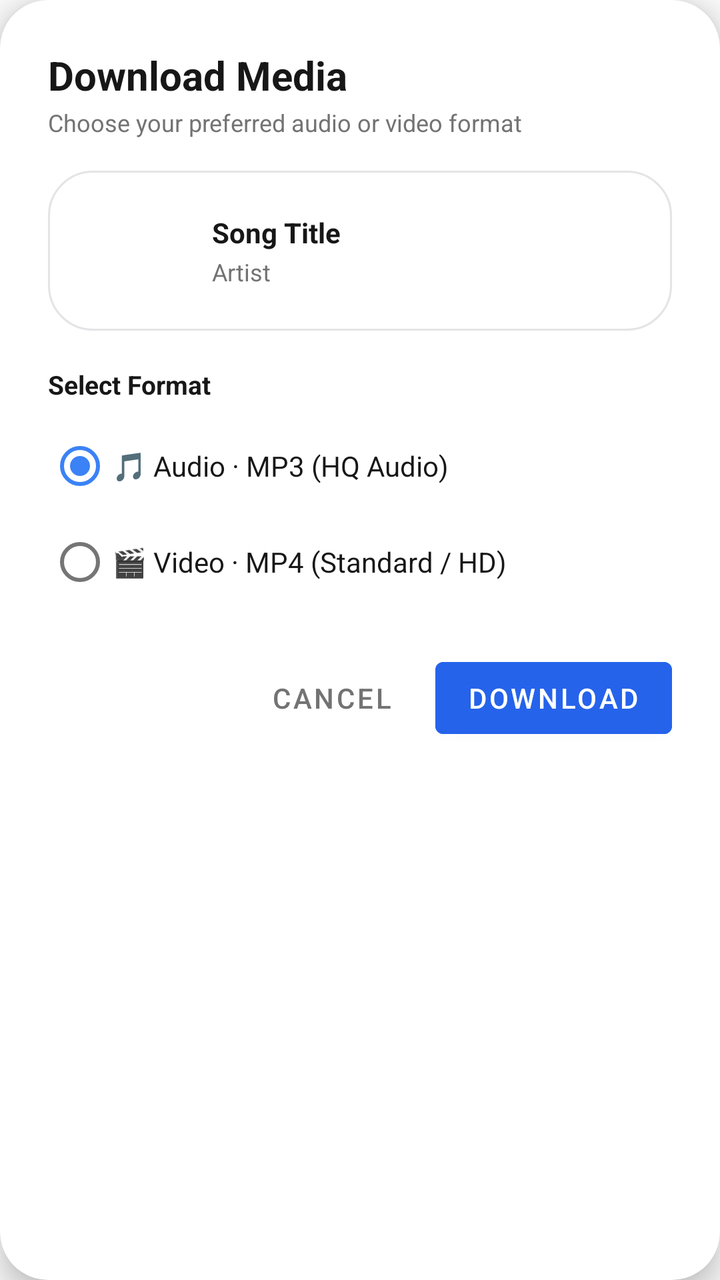
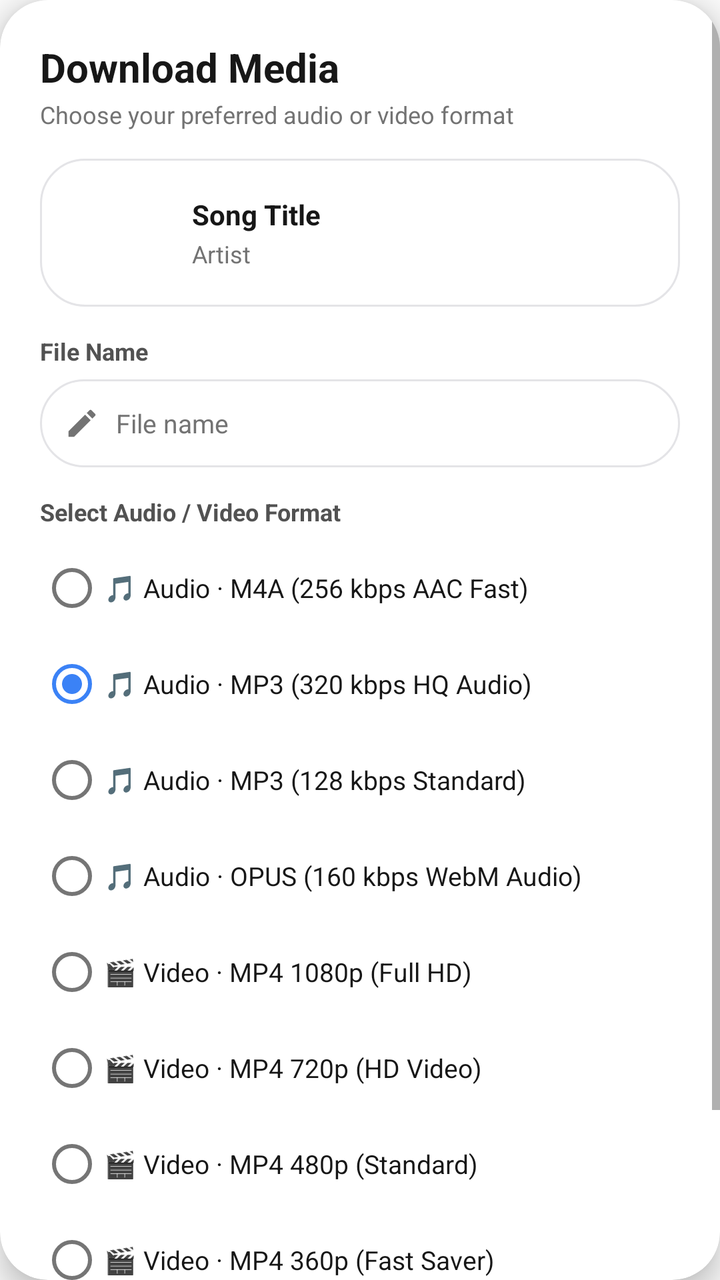

Two renders of the same Android screen: before a commit and after it. Below are the layout's source before the change and the commit's diff.
<!-- AndroidManifest.xml: application theme Theme.Zez -->
<!-- res/layout/dialog_music_download.xml -->
<?xml version="1.0" encoding="utf-8"?>
<androidx.cardview.widget.CardView xmlns:android="http://schemas.android.com/apk/res/android"
    xmlns:app="http://schemas.android.com/apk/res-auto"
    android:layout_width="match_parent"
    android:layout_height="wrap_content"
    android:layout_margin="20dp"
    app:cardCornerRadius="24dp"
    app:cardElevation="8dp"
    app:cardBackgroundColor="@color/theme_surface">

    <LinearLayout
        android:layout_width="match_parent"
        android:layout_height="wrap_content"
        android:orientation="vertical"
        android:padding="24dp">

        <TextView
            android:layout_width="wrap_content"
            android:layout_height="wrap_content"
            android:text="Download Media"
            android:textSize="20sp"
            android:textStyle="bold"
            android:textColor="@color/theme_text_primary" />

        <TextView
            android:layout_width="wrap_content"
            android:layout_height="wrap_content"
            android:text="Choose your preferred audio or video format"
            android:textSize="12sp"
            android:textColor="@color/theme_text_muted"
            android:layout_marginTop="2dp" />

        <LinearLayout
            android:layout_width="match_parent"
            android:layout_height="wrap_content"
            android:orientation="horizontal"
            android:gravity="center_vertical"
            android:layout_marginTop="16dp"
            android:background="@drawable/bg_search_input"
            android:padding="10dp">

            <androidx.cardview.widget.CardView
                android:layout_width="60dp"
                android:layout_height="60dp"
                app:cardCornerRadius="12dp"
                app:cardElevation="0dp">

                <ImageView
                    android:id="@+id/iv_download_thumb"
                    android:layout_width="match_parent"
                    android:layout_height="match_parent"
                    android:scaleType="centerCrop" />
            </androidx.cardview.widget.CardView>

            <LinearLayout
                android:layout_width="0dp"
                android:layout_height="wrap_content"
                android:layout_weight="1"
                android:orientation="vertical"
                android:layout_marginStart="12dp">

                <TextView
                    android:id="@+id/tv_download_title"
                    android:layout_width="match_parent"
                    android:layout_height="wrap_content"
                    android:text="Song Title"
                    android:textSize="14sp"
                    android:textStyle="bold"
                    android:textColor="@color/theme_text_primary"
                    android:maxLines="2"
                    android:ellipsize="end" />

                <TextView
                    android:id="@+id/tv_download_artist"
                    android:layout_width="match_parent"
                    android:layout_height="wrap_content"
                    android:text="Artist"
                    android:textSize="12sp"
                    android:textColor="@color/theme_text_muted"
                    android:maxLines="1"
                    android:ellipsize="end"
                    android:layout_marginTop="2dp" />
            </LinearLayout>
        </LinearLayout>

        <TextView
            android:layout_width="wrap_content"
            android:layout_height="wrap_content"
            android:text="Select Format"
            android:textSize="13sp"
            android:textStyle="bold"
            android:textColor="@color/theme_text_primary"
            android:layout_marginTop="18dp" />

        <RadioGroup
            android:id="@+id/rg_download_format"
            android:layout_width="match_parent"
            android:layout_height="wrap_content"
            android:orientation="vertical"
            android:layout_marginTop="8dp">

            <RadioButton
                android:id="@+id/rb_format_mp3"
                android:layout_width="match_parent"
                android:layout_height="wrap_content"
                android:text="🎵 Audio · MP3 (HQ Audio)"
                android:textSize="14sp"
                android:textColor="@color/theme_text_primary"
                android:checked="true"
                android:paddingVertical="6dp" />

            <RadioButton
                android:id="@+id/rb_format_mp4"
                android:layout_width="match_parent"
                android:layout_height="wrap_content"
                android:text="🎬 Video · MP4 (Standard / HD)"
                android:textSize="14sp"
                android:textColor="@color/theme_text_primary"
                android:paddingVertical="6dp" />
        </RadioGroup>

        <LinearLayout
            android:layout_width="match_parent"
            android:layout_height="wrap_content"
            android:orientation="horizontal"
            android:gravity="end"
            android:layout_marginTop="20dp">

            <Button
                android:id="@+id/btn_download_cancel"
                style="@style/Widget.MaterialComponents.Button.TextButton"
                android:layout_width="wrap_content"
                android:layout_height="wrap_content"
                android:text="Cancel"
                android:textColor="@color/theme_text_muted" />

            <Button
                android:id="@+id/btn_download_start"
                android:layout_width="wrap_content"
                android:layout_height="wrap_content"
                android:layout_marginStart="8dp"
                android:text="Download"
                android:backgroundTint="@color/primary"
                android:textColor="@android:color/white" />
        </LinearLayout>
    </LinearLayout>
</androidx.cardview.widget.CardView>
<!-- resources referenced by this layout -->
<resources>
  <color name="primary">#2563EB</color>
  <color name="theme_surface">#FFFFFF</color>
  <color name="theme_text_muted">#737373</color>
  <color name="theme_text_primary">#171717</color>
  <!-- drawable bg_search_input (drawable) -->
  <?xml version="1.0" encoding="utf-8"?>
  <shape xmlns:android="http://schemas.android.com/apk/res/android"
      android:shape="rectangle">
      <corners android:radius="22dp" />
      <solid android:color="@color/theme_surface" />
      <stroke
          android:width="1dp"
          android:color="@color/theme_card_border" />
  </shape>
  <style name="Theme.Zez" parent="Theme.MaterialComponents.DayNight.NoActionBar">
          <item name="colorPrimary">@color/primary</item>
          <item name="colorPrimaryDark">@color/primary_dark</item>
          <item name="colorAccent">@color/accent</item>
          <item name="android:windowBackground">@color/theme_background</item>
          <item name="colorSurface">@color/theme_surface</item>
      </style>
  <color name="theme_card_border">#E4E4E7</color>
  <color name="primary_dark">#1D4ED8</color>
  <color name="accent">#3B82F6</color>
  <color name="theme_background">#FAFAFA</color>
</resources>

<!-- the commit's change to res/layout/dialog_music_download.xml (unified diff, before → after) -->
@@ -3,145 +3,248 @@
     xmlns:app="http://schemas.android.com/apk/res-auto"
     android:layout_width="match_parent"
     android:layout_height="wrap_content"
-    android:layout_margin="20dp"
+    android:layout_margin="16dp"
     app:cardCornerRadius="24dp"
     app:cardElevation="8dp"
     app:cardBackgroundColor="@color/theme_surface">
 
-    <LinearLayout
+    <ScrollView
         android:layout_width="match_parent"
         android:layout_height="wrap_content"
-        android:orientation="vertical"
-        android:padding="24dp">
-
-        <TextView
-            android:layout_width="wrap_content"
-            android:layout_height="wrap_content"
-            android:text="Download Media"
-            android:textSize="20sp"
-            android:textStyle="bold"
-            android:textColor="@color/theme_text_primary" />
-
-        <TextView
-            android:layout_width="wrap_content"
-            android:layout_height="wrap_content"
-            android:text="Choose your preferred audio or video format"
-            android:textSize="12sp"
-            android:textColor="@color/theme_text_muted"
-            android:layout_marginTop="2dp" />
+        android:maxHeight="520dp">
 
         <LinearLayout
             android:layout_width="match_parent"
             android:layout_height="wrap_content"
-            android:orientation="horizontal"
-            android:gravity="center_vertical"
-            android:layout_marginTop="16dp"
-            android:background="@drawable/bg_search_input"
-            android:padding="10dp">
-
-            <androidx.cardview.widget.CardView
-                android:layout_width="60dp"
-                android:layout_height="60dp"
-                app:cardCornerRadius="12dp"
-                app:cardElevation="0dp">
+            android:orientation="vertical"
+            android:padding="20dp">
+
+            <TextView
+                android:layout_width="wrap_content"
+                android:layout_height="wrap_content"
+                android:text="Download Media"
+                android:textSize="20sp"
+                android:textStyle="bold"
+                android:textColor="@color/theme_text_primary" />
+
+            <TextView
+                android:layout_width="wrap_content"
+                android:layout_height="wrap_content"
+                android:text="Choose your preferred audio or video format"
+                android:textSize="12sp"
+                android:textColor="@color/theme_text_muted"
+                android:layout_marginTop="2dp" />
+
+            
+            <LinearLayout
+                android:layout_width="match_parent"
+                android:layout_height="wrap_content"
+                android:orientation="horizontal"
+                android:gravity="center_vertical"
+                android:layout_marginTop="14dp"
+                android:background="@drawable/bg_search_input"
+                android:padding="10dp">
+
+                <androidx.cardview.widget.CardView
+                    android:layout_width="54dp"
+                    android:layout_height="54dp"
+                    app:cardCornerRadius="10dp"
+                    app:cardElevation="0dp">
+
+                    <ImageView
+                        android:id="@+id/iv_download_thumb"
+                        android:layout_width="match_parent"
+                        android:layout_height="match_parent"
+                        android:scaleType="centerCrop" />
+                </androidx.cardview.widget.CardView>
+
+                <LinearLayout
+                    android:layout_width="0dp"
+                    android:layout_height="wrap_content"
+                    android:layout_weight="1"
+                    android:orientation="vertical"
+                    android:layout_marginStart="12dp">
+
+                    <TextView
+                        android:id="@+id/tv_download_title"
+                        android:layout_width="match_parent"
+                        android:layout_height="wrap_content"
+                        android:text="Song Title"
+                        android:textSize="14sp"
+                        android:textStyle="bold"
+                        android:textColor="@color/theme_text_primary"
+                        android:maxLines="1"
+                        android:ellipsize="end" />
+
+                    <TextView
+                        android:id="@+id/tv_download_artist"
+                        android:layout_width="match_parent"
+                        android:layout_height="wrap_content"
+                        android:text="Artist"
+                        android:textSize="12sp"
+                        android:textColor="@color/theme_text_muted"
+                        android:maxLines="1"
+                        android:ellipsize="end"
+                        android:layout_marginTop="2dp" />
+                </LinearLayout>
+            </LinearLayout>
+
+            
+            <TextView
+                android:layout_width="wrap_content"
+                android:layout_height="wrap_content"
+                android:text="File Name"
+                android:textSize="12sp"
+                android:textStyle="bold"
+                android:textColor="@color/theme_text_secondary"
+                android:layout_marginTop="14dp" />
+
+            <LinearLayout
+                android:layout_width="match_parent"
+                android:layout_height="44dp"
+                android:orientation="horizontal"
+                android:gravity="center_vertical"
+                android:background="@drawable/bg_search_input"
+                android:paddingHorizontal="12dp"
+                android:layout_marginTop="6dp">
 
                 <ImageView
-                    android:id="@+id/iv_download_thumb"
+                    android:layout_width="18dp"
+                    android:layout_height="18dp"
+                    android:src="@drawable/ic_edit"
+                    app:tint="@color/theme_text_muted" />
+
+                <EditText
+                    android:id="@+id/et_download_filename"
                     android:layout_width="match_parent"
                     android:layout_height="match_parent"
-                    android:scaleType="centerCrop" />
-            </androidx.cardview.widget.CardView>
-
+                    android:layout_marginStart="8dp"
+                    android:background="@null"
+                    android:hint="File name"
+                    android:textSize="13sp"
+                    android:singleLine="true"
+                    android:textColor="@color/theme_text_primary"
+                    android:textColorHint="@color/theme_text_muted" />
+            </LinearLayout>
+
+            
+            <TextView
+                android:layout_width="wrap_content"
+                android:layout_height="wrap_content"
+                android:text="Select Audio / Video Format"
+                android:textSize="12sp"
+                android:textStyle="bold"
+                android:textColor="@color/theme_text_secondary"
+                android:layout_marginTop="14dp" />
+
+            <RadioGroup
+                android:id="@+id/rg_download_format"
+                android:layout_width="match_parent"
+                android:layout_height="wrap_content"
+                android:orientation="vertical"
+                android:layout_marginTop="6dp">
+
+                
+                <RadioButton
+                    android:id="@+id/rb_format_m4a"
+                    android:layout_width="match_parent"
+                    android:layout_height="wrap_content"
+                    android:text="🎵 Audio · M4A (256 kbps AAC Fast)"
+                    android:textSize="13sp"
+                    android:textColor="@color/theme_text_primary"
+                    android:paddingVertical="4dp" />
+
+                <RadioButton
+                    android:id="@+id/rb_format_mp3"
+                    android:layout_width="match_parent"
+                    android:layout_height="wrap_content"
+                    android:text="🎵 Audio · MP3 (320 kbps HQ Audio)"
+                    android:textSize="13sp"
+                    android:textColor="@color/theme_text_primary"
+                    android:checked="true"
+                    android:paddingVertical="4dp" />
+
+                <RadioButton
+                    android:id="@+id/rb_format_mp3_std"
+                    android:layout_width="match_parent"
+                    android:layout_height="wrap_content"
+                    android:text="🎵 Audio · MP3 (128 kbps Standard)"
+                    android:textSize="13sp"
+                    android:textColor="@color/theme_text_primary"
+                    android:paddingVertical="4dp" />
+
+                <RadioButton
+                    android:id="@+id/rb_format_opus"
+                    android:layout_width="match_parent"
+                    android:layout_height="wrap_content"
+                    android:text="🎵 Audio · OPUS (160 kbps WebM Audio)"
+                    android:textSize="13sp"
+                    android:textColor="@color/theme_text_primary"
+                    android:paddingVertical="4dp" />
+
+                
+                <RadioButton
+                    android:id="@+id/rb_format_mp4_1080"
+                    android:layout_width="match_parent"
+                    android:layout_height="wrap_content"
+                    android:text="🎬 Video · MP4 1080p (Full HD)"
+                    android:textSize="13sp"
+                    android:textColor="@color/theme_text_primary"
+                    android:paddingVertical="4dp" />
+
+                <RadioButton
+                    android:id="@+id/rb_format_mp4"
+                    android:layout_width="match_parent"
+                    android:layout_height="wrap_content"
+                    android:text="🎬 Video · MP4 720p (HD Video)"
+                    android:textSize="13sp"
+                    android:textColor="@color/theme_text_primary"
+                    android:paddingVertical="4dp" />
+
+                <RadioButton
+                    android:id="@+id/rb_format_mp4_480"
+                    android:layout_width="match_parent"
+                    android:layout_height="wrap_content"
+                    android:text="🎬 Video · MP4 480p (Standard)"
+                    android:textSize="13sp"
+                    android:textColor="@color/theme_text_primary"
+                    android:paddingVertical="4dp" />
+
+                <RadioButton
+                    android:id="@+id/rb_format_mp4_360"
+                    android:layout_width="match_parent"
+                    android:layout_height="wrap_content"
+                    android:text="🎬 Video · MP4 360p (Fast Saver)"
+                    android:textSize="13sp"
+                    android:textColor="@color/theme_text_primary"
+                    android:paddingVertical="4dp" />
+            </RadioGroup>
+
+            
             <LinearLayout
-                android:layout_width="0dp"
-                android:layout_height="wrap_content"
-                android:layout_weight="1"
-                android:orientation="vertical"
-                android:layout_marginStart="12dp">
-
-                <TextView
-                    android:id="@+id/tv_download_title"
-                    android:layout_width="match_parent"
-                    android:layout_height="wrap_content"
-                    android:text="Song Title"
-                    android:textSize="14sp"
-                    android:textStyle="bold"
-                    android:textColor="@color/theme_text_primary"
-                    android:maxLines="2"
-                    android:ellipsize="end" />
-
-                <TextView
-                    android:id="@+id/tv_download_artist"
-                    android:layout_width="match_parent"
-                    android:layout_height="wrap_content"
-                    android:text="Artist"
-                    android:textSize="12sp"
-                    android:textColor="@color/theme_text_muted"
-                    android:maxLines="1"
-                    android:ellipsize="end"
-                    android:layout_marginTop="2dp" />
+                android:layout_width="match_parent"
+                android:layout_height="wrap_content"
+                android:orientation="horizontal"
+                android:gravity="end"
+                android:layout_marginTop="16dp">
+
+                <Button
+                    android:id="@+id/btn_download_cancel"
+                    style="@style/Widget.MaterialComponents.Button.TextButton"
+                    android:layout_width="wrap_content"
+                    android:layout_height="wrap_content"
+                    android:text="Cancel"
+                    android:textColor="@color/theme_text_muted" />
+
+                <Button
+                    android:id="@+id/btn_download_start"
+                    android:layout_width="wrap_content"
+                    android:layout_height="wrap_content"
+                    android:layout_marginStart="8dp"
+                    android:text="Download"
+                    android:backgroundTint="@color/primary"
+                    android:textColor="@android:color/white" />
             </LinearLayout>
         </LinearLayout>
-
-        <TextView
-            android:layout_width="wrap_content"
-            android:layout_height="wrap_content"
-            android:text="Select Format"
-            android:textSize="13sp"
-            android:textStyle="bold"
-            android:textColor="@color/theme_text_primary"
-            android:layout_marginTop="18dp" />
-
-        <RadioGroup
-            android:id="@+id/rg_download_format"
-            android:layout_width="match_parent"
-            android:layout_height="wrap_content"
-            android:orientation="vertical"
-            android:layout_marginTop="8dp">
-
-            <RadioButton
-                android:id="@+id/rb_format_mp3"
-                android:layout_width="match_parent"
-                android:layout_height="wrap_content"
-                android:text="🎵 Audio · MP3 (HQ Audio)"
-                android:textSize="14sp"
-                android:textColor="@color/theme_text_primary"
-                android:checked="true"
-                android:paddingVertical="6dp" />
-
-            <RadioButton
-                android:id="@+id/rb_format_mp4"
-                android:layout_width="match_parent"
-                android:layout_height="wrap_content"
-                android:text="🎬 Video · MP4 (Standard / HD)"
-                android:textSize="14sp"
-                android:textColor="@color/theme_text_primary"
-                android:paddingVertical="6dp" />
-        </RadioGroup>
-
-        <LinearLayout
-            android:layout_width="match_parent"
-            android:layout_height="wrap_content"
-            android:orientation="horizontal"
-            android:gravity="end"
-            android:layout_marginTop="20dp">
-
-            <Button
-                android:id="@+id/btn_download_cancel"
-                style="@style/Widget.MaterialComponents.Button.TextButton"
-                android:layout_width="wrap_content"
-                android:layout_height="wrap_content"
-                android:text="Cancel"
-                android:textColor="@color/theme_text_muted" />
-
-            <Button
-                android:id="@+id/btn_download_start"
-                android:layout_width="wrap_content"
-                android:layout_height="wrap_content"
-                android:layout_marginStart="8dp"
-                android:text="Download"
-                android:backgroundTint="@color/primary"
-                android:textColor="@android:color/white" />
-        </LinearLayout>
-    </LinearLayout>
+    </ScrollView>
 </androidx.cardview.widget.CardView>
<!-- resource entries referenced after the edit -->
@@ -4,6 +4,7 @@
   <color name="theme_surface">#FFFFFF</color>
   <color name="theme_text_muted">#737373</color>
   <color name="theme_text_primary">#171717</color>
+  <color name="theme_text_secondary">#525252</color>
   <!-- drawable bg_search_input (drawable) -->
   <?xml version="1.0" encoding="utf-8"?>
   <shape xmlns:android="http://schemas.android.com/apk/res/android"
@@ -14,6 +15,16 @@
           android:width="1dp"
           android:color="@color/theme_card_border" />
   </shape>
+  <!-- drawable ic_edit (drawable) -->
+  <vector xmlns:android="http://schemas.android.com/apk/res/android"
+      android:width="24dp"
+      android:height="24dp"
+      android:viewportWidth="24"
+      android:viewportHeight="24">
+    <path
+        android:fillColor="#FFFFFFFF"
+        android:pathData="M3,17.25V21h3.75L17.81,9.94l-3.75,-3.75L3,17.25zM20.71,7.04c0.39,-0.39 0.39,-1.02 0,-1.41l-2.34,-2.34c-0.39,-0.39 -1.02,-0.39 -1.41,0l-1.83,1.83 3.75,3.75 1.83,-1.83z"/>
+  </vector>
   <style name="Theme.Zez" parent="Theme.MaterialComponents.DayNight.NoActionBar">
           <item name="colorPrimary">@color/primary</item>
           <item name="colorPrimaryDark">@color/primary_dark</item>
